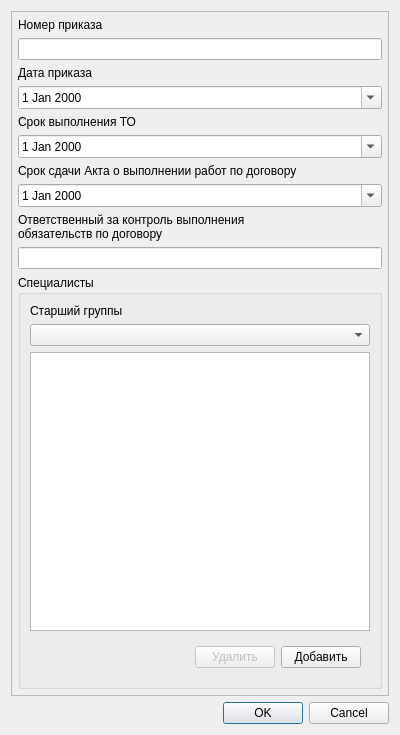
bakatrouble/elevators, file ui/orders/order_form.ui: the form before one commit.
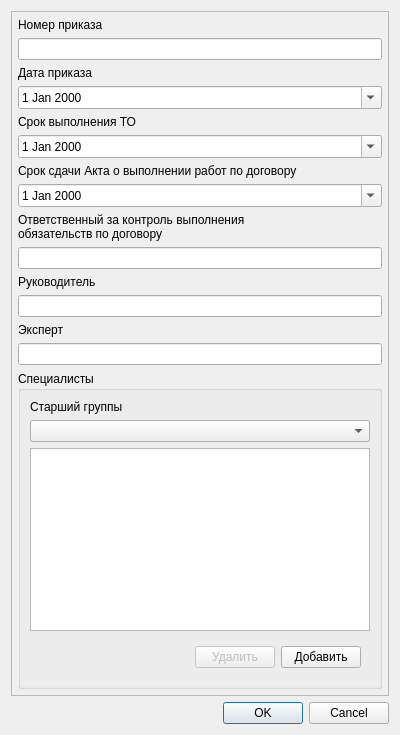
The form after the commit. Custom widgets are drawn as their Qt base class.

The edit to the form file:
```diff
--- a/ui/orders/order_form.ui
+++ b/ui/orders/order_form.ui
@@ -24,8 +24,8 @@
        <rect>
         <x>0</x>
         <y>0</y>
-        <width>384</width>
-        <height>679</height>
+        <width>364</width>
+        <height>704</height>
        </rect>
       </property>
       <layout class="QVBoxLayout" name="verticalLayout_2">
@@ -104,6 +104,26 @@
        <item>
         <widget class="QLineEdit" name="edtController"/>
        </item>
+       <item>
+        <widget class="QLabel" name="label_7">
+         <property name="text">
+          <string>Руководитель</string>
+         </property>
+        </widget>
+       </item>
+       <item>
+        <widget class="QLineEdit" name="edtManager"/>
+       </item>
+       <item>
+        <widget class="QLabel" name="label_8">
+         <property name="text">
+          <string>Эксперт</string>
+         </property>
+        </widget>
+       </item>
+       <item>
+        <widget class="QLineEdit" name="edtExpert"/>
+       </item>
        <item>
         <widget class="QGroupBox" name="groupBox">
          <property name="title">
```
